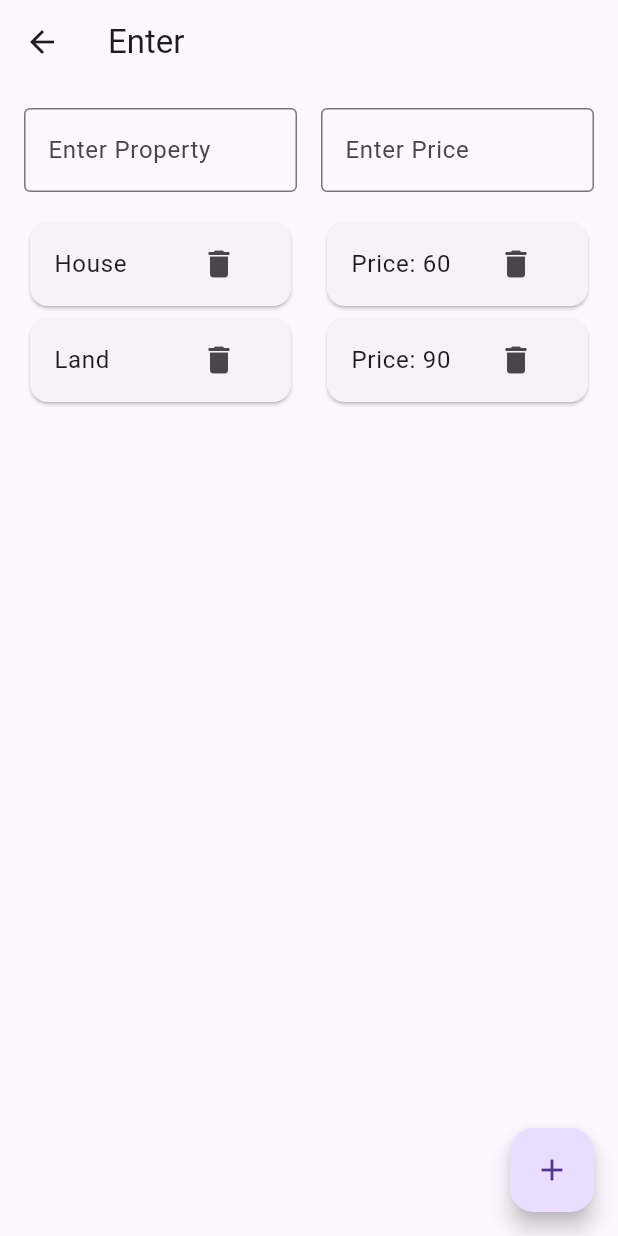
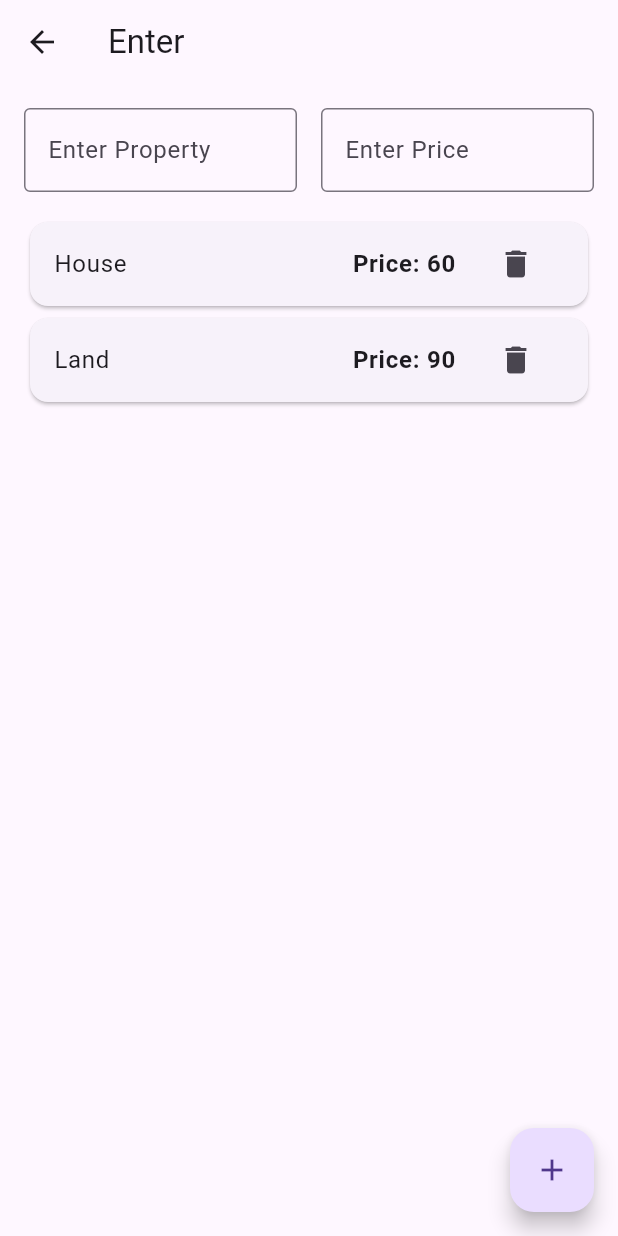
Before and after one commit to Ameer-yasser/MerathApp, a Flutter app: the Page2 screen opened directly, after a tap on the "delete" icon, on a phone screen of 412 x 824 dp. Run offline on Flutter 3.47's test engine with Material 3 defaults, Android fonts, the phone set to English and light mode, and no system bars.

Commit message:
initial commit

```diff
--- a/lib/Page2.dart
+++ b/lib/Page2.dart
@@ -94,31 +94,26 @@ class _Page2State extends State<Page2> {
                       itemBuilder: (context, index) {
                         return Card(
                           child: ListTile(
-                            title: Text(property[index]),
-                            trailing: IconButton(
-                              icon: const Icon(Icons.delete),
-                              onPressed: () {
-                                setState(() {
-                                  Price.removeAt(index);
-                                  property.removeAt(index);                                });
-                              },
+                            title:
+                            Row(
+                          children: [
+                            Expanded(
+                                 flex: 2,
+                                child: Text(property[index]),
                             ),
-                          ),
-                        );
-                      },
-                    ),
-                  ),
 
-                  const SizedBox(width: 16), // spacing
+                            Expanded(
+                              flex: 1,
+                              child: Text("Price: ${Price[index]}",
+                                textAlign: TextAlign.right,
+                                style: const TextStyle(fontWeight: FontWeight.bold),
+                              ),
 
-                  // Price list
-                  Expanded(
-                    child: ListView.builder(
-                      itemCount: Price.length,
-                      itemBuilder: (context, index) {
-                        return Card(
-                          child: ListTile(
-                            title: Text('Price: ${Price[index]}'),
+
+                            ),
+                          ],
+                            ),
+
                             trailing: IconButton(
                               icon: const Icon(Icons.delete),
                               onPressed: () {
@@ -133,6 +128,7 @@ class _Page2State extends State<Page2> {
                       },
                     ),
                   ),
+
                 ],
               ),
             ),
```
